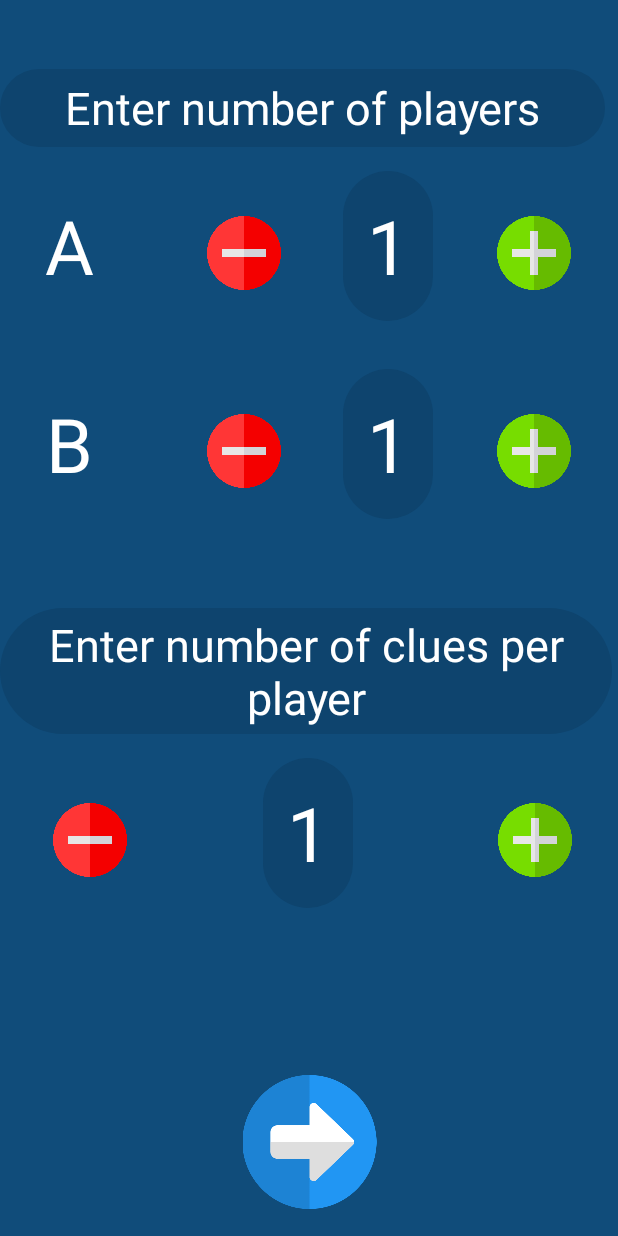
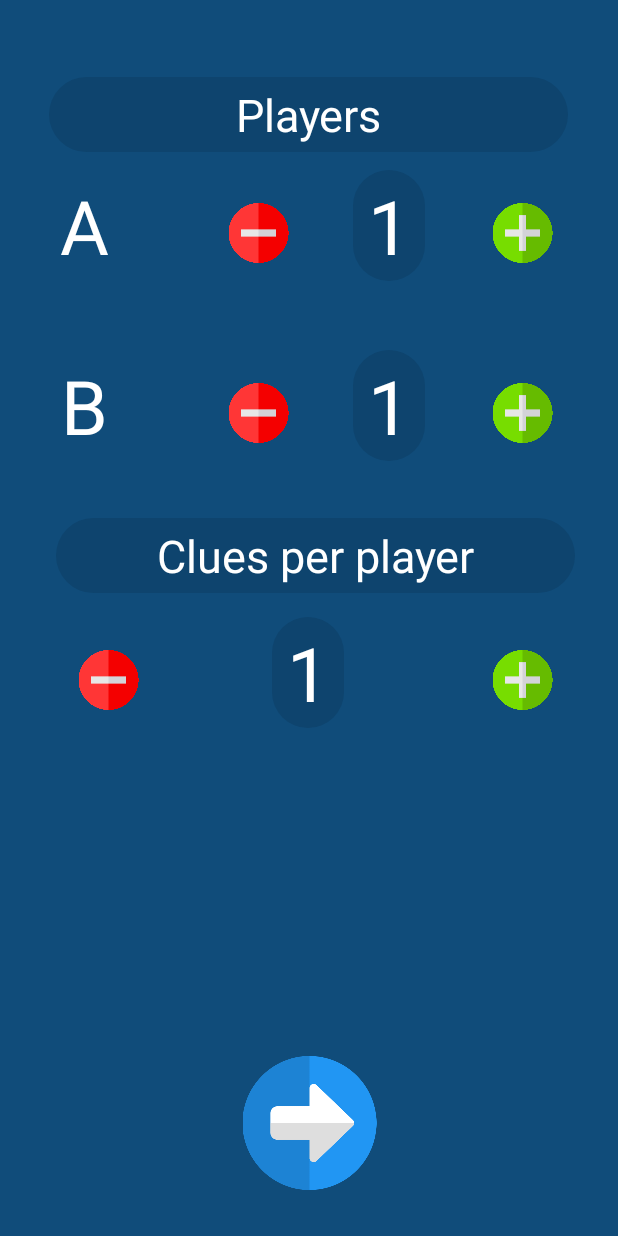
Before and after one commit to wwrzesien/app-activities, an Android app: the screen it shows after launch (MainActivity), after a tap on an icon or button, on a phone screen of 412 x 824 dp. Run offline under Robolectric (Android 15) with nearby library versions, the phone set to English and light mode, and no system bars.

Commit message:
Adjust layouts to ONEPlusX.

```diff
--- a/app/src/main/res/layout/activity_main.xml
+++ b/app/src/main/res/layout/activity_main.xml
@@ -21,8 +21,8 @@
 
     <TextView
         android:id="@+id/title"
-        android:layout_width="346dp"
-        android:layout_height="548dp"
+        android:layout_width="333dp"
+        android:layout_height="413dp"
         android:layout_marginStart="50dp"
         android:layout_marginTop="40dp"
         android:layout_marginEnd="50dp"
@@ -31,7 +31,7 @@
         android:text="ACTI\nVI\nTIES"
         android:textAlignment="center"
         android:textColor="#FFFFFF"
-        android:textSize="140sp"
+        android:textSize="100sp"
         app:layout_constraintEnd_toEndOf="parent"
         app:layout_constraintHorizontal_bias="0.514"
         app:layout_constraintStart_toStartOf="parent"
--- a/app/src/main/res/layout/settings.xml
+++ b/app/src/main/res/layout/settings.xml
@@ -11,27 +11,27 @@
 
     <TextView
         android:id="@+id/settings"
-        android:layout_width="403dp"
-        android:layout_height="52dp"
+        android:layout_width="346dp"
+        android:layout_height="50dp"
         android:background="@drawable/round_corner"
         android:gravity="center"
-        android:text="Enter number of players"
+        android:text="Players"
         android:textAlignment="center"
         android:textAppearance="@style/TextAppearance.AppCompat.Body1"
         android:textColor="#FFFFFF"
         android:textSize="30sp"
         app:layout_constraintBottom_toBottomOf="parent"
         app:layout_constraintEnd_toEndOf="parent"
-        app:layout_constraintHorizontal_bias="0.0"
+        app:layout_constraintHorizontal_bias="0.492"
         app:layout_constraintStart_toStartOf="parent"
         app:layout_constraintTop_toTopOf="parent"
-        app:layout_constraintVertical_bias="0.06" />
+        app:layout_constraintVertical_bias="0.066" />
 
     <TextView
         android:id="@+id/team_one_size"
-        android:layout_width="60dp"
-        android:layout_height="100dp"
-        android:layout_marginTop="16dp"
+        android:layout_width="48dp"
+        android:layout_height="74dp"
+        android:layout_marginTop="12dp"
         android:background="@drawable/round_corner"
         android:gravity="center"
         android:text="1"
@@ -39,35 +39,35 @@
         android:textColor="#FFFFFF"
         android:textSize="50sp"
         app:layout_constraintEnd_toEndOf="parent"
-        app:layout_constraintHorizontal_bias="0.649"
+        app:layout_constraintHorizontal_bias="0.647"
         app:layout_constraintStart_toStartOf="parent"
         app:layout_constraintTop_toBottomOf="@+id/settings" />
 
     <TextView
         android:id="@+id/teamA"
-        android:layout_width="60dp"
-        android:layout_height="100dp"
-        android:layout_marginTop="16dp"
+        android:layout_width="48dp"
+        android:layout_height="74dp"
+        android:layout_marginTop="12dp"
         android:gravity="center"
         android:text="A"
         android:textAlignment="center"
         android:textColor="#FFFFFF"
         android:textSize="50sp"
         app:layout_constraintEnd_toEndOf="parent"
-        app:layout_constraintHorizontal_bias="0.045"
+        app:layout_constraintHorizontal_bias="0.088"
         app:layout_constraintStart_toStartOf="parent"
         app:layout_constraintTop_toBottomOf="@+id/settings" />
 
     <ImageView
         android:id="@+id/team_one_minus"
         style="?android:borderlessButtonStyle"
-        android:layout_width="88dp"
-        android:layout_height="69dp"
+        android:layout_width="71dp"
+        android:layout_height="60dp"
         android:layout_marginStart="10dp"
-        android:layout_marginTop="36dp"
+        android:layout_marginTop="24dp"
         android:onClick="teamSub"
         app:layout_constraintEnd_toStartOf="@+id/team_one_size"
-        app:layout_constraintHorizontal_bias="0.83"
+        app:layout_constraintHorizontal_bias="0.824"
         app:layout_constraintStart_toStartOf="parent"
         app:layout_constraintTop_toBottomOf="@+id/settings"
         app:srcCompat="@drawable/minus" />
@@ -75,22 +75,22 @@
     <ImageView
         android:id="@+id/team_one_plus"
         style="?android:borderlessButtonStyle"
-        android:layout_width="88dp"
-        android:layout_height="69dp"
-        android:layout_marginTop="36dp"
+        android:layout_width="71dp"
+        android:layout_height="60dp"
+        android:layout_marginTop="24dp"
         android:layout_marginEnd="10dp"
         android:onClick="teamAdd"
         app:layout_constraintEnd_toEndOf="parent"
-        app:layout_constraintHorizontal_bias="0.923"
+        app:layout_constraintHorizontal_bias="0.617"
         app:layout_constraintStart_toEndOf="@+id/team_one_size"
         app:layout_constraintTop_toBottomOf="@+id/settings"
         app:srcCompat="@drawable/add" />
 
     <TextView
         android:id="@+id/team_two_size"
-        android:layout_width="60dp"
-        android:layout_height="100dp"
-        android:layout_marginTop="148dp"
+        android:layout_width="48dp"
+        android:layout_height="74dp"
+        android:layout_marginTop="132dp"
         android:background="@drawable/round_corner"
         android:gravity="center"
         android:text="1"
@@ -98,75 +98,75 @@
         android:textColor="#FFFFFF"
         android:textSize="50sp"
         app:layout_constraintEnd_toEndOf="parent"
-        app:layout_constraintHorizontal_bias="0.649"
+        app:layout_constraintHorizontal_bias="0.647"
         app:layout_constraintStart_toStartOf="parent"
         app:layout_constraintTop_toBottomOf="@+id/settings" />
 
     <TextView
         android:id="@+id/teamB"
-        android:layout_width="60dp"
-        android:layout_height="100dp"
-        android:layout_marginTop="148dp"
+        android:layout_width="48dp"
+        android:layout_height="74dp"
+        android:layout_marginTop="132dp"
         android:gravity="center"
         android:text="B"
         android:textAlignment="center"
         android:textColor="#FFFFFF"
         android:textSize="50sp"
         app:layout_constraintEnd_toEndOf="parent"
-        app:layout_constraintHorizontal_bias="0.045"
+        app:layout_constraintHorizontal_bias="0.088"
         app:layout_constraintStart_toStartOf="parent"
         app:layout_constraintTop_toBottomOf="@+id/settings" />
 
     <ImageView
         android:id="@+id/team_two_minus"
         style="?android:borderlessButtonStyle"
-        android:layout_width="88dp"
-        android:layout_height="69dp"
+        android:layout_width="71dp"
+        android:layout_height="60dp"
         android:layout_marginStart="10dp"
-        android:layout_marginTop="168dp"
+        android:layout_marginTop="144dp"
         android:onClick="teamSub"
         app:layout_constraintEnd_toStartOf="@+id/team_one_size"
-        app:layout_constraintHorizontal_bias="0.83"
+        app:layout_constraintHorizontal_bias="0.824"
         app:layout_constraintStart_toStartOf="parent"
         app:layout_constraintTop_toBottomOf="@+id/settings"
         app:srcCompat="@drawable/minus" />
 
     <TextView
         android:id="@+id/round_title"
-        android:layout_width="408dp"
-        android:layout_height="84dp"
+        android:layout_width="346dp"
+        android:layout_height="50dp"
         android:background="@drawable/round_corner"
         android:gravity="center"
-        android:text="Enter number of clues per player"
+        android:text="Clues per player"
         android:textAlignment="center"
         android:textAppearance="@style/TextAppearance.AppCompat.Body1"
         android:textColor="#FFFFFF"
         android:textSize="30sp"
         app:layout_constraintBottom_toBottomOf="parent"
         app:layout_constraintEnd_toEndOf="parent"
-        app:layout_constraintHorizontal_bias="0.0"
+        app:layout_constraintHorizontal_bias="0.569"
         app:layout_constraintStart_toStartOf="parent"
         app:layout_constraintTop_toBottomOf="@+id/team_two_size"
-        app:layout_constraintVertical_bias="0.15" />
+        app:layout_constraintVertical_bias="0.081" />
 
     <ImageView
         android:id="@+id/team_two_plus"
         style="?android:borderlessButtonStyle"
-        android:layout_width="88dp"
-        android:layout_height="69dp"
-        android:layout_marginTop="168dp"
+        android:layout_width="71dp"
+        android:layout_height="60dp"
+        android:layout_marginTop="144dp"
         android:layout_marginEnd="10dp"
         android:onClick="teamAdd"
         app:layout_constraintEnd_toEndOf="parent"
-        app:layout_constraintHorizontal_bias="0.923"
+        app:layout_constraintHorizontal_bias="0.617"
         app:layout_constraintStart_toEndOf="@+id/team_one_size"
         app:layout_constraintTop_toBottomOf="@+id/settings"
         app:srcCompat="@drawable/add" />
 
     <TextView
         android:id="@+id/round"
-        android:layout_width="60dp"
-        android:layout_height="100dp"
+        android:layout_width="48dp"
+        android:layout_height="74dp"
         android:layout_marginTop="16dp"
         android:background="@drawable/round_corner"
         android:gravity="center"
@@ -182,13 +182,13 @@
     <ImageView
         android:id="@+id/round_minus"
         style="?android:borderlessButtonStyle"
-        android:layout_width="88dp"
-        android:layout_height="69dp"
+        android:layout_width="71dp"
+        android:layout_height="60dp"
         android:layout_marginStart="10dp"
-        android:layout_marginTop="36dp"
+        android:layout_marginTop="28dp"
         android:onClick="roundSub"
         app:layout_constraintEnd_toStartOf="@+id/team_one_size"
-        app:layout_constraintHorizontal_bias="0.046"
+        app:layout_constraintHorizontal_bias="0.175"
         app:layout_constraintStart_toStartOf="parent"
         app:layout_constraintTop_toBottomOf="@+id/round_title"
         app:srcCompat="@drawable/minus" />
@@ -196,13 +196,13 @@
     <ImageView
         android:id="@+id/round_plus"
         style="?android:borderlessButtonStyle"
-        android:layout_width="88dp"
-        android:layout_height="69dp"
-        android:layout_marginTop="36dp"
+        android:layout_width="71dp"
+        android:layout_height="60dp"
+        android:layout_marginTop="28dp"
         android:layout_marginEnd="10dp"
         android:onClick="roundAdd"
         app:layout_constraintEnd_toEndOf="parent"
-        app:layout_constraintHorizontal_bias="0.96"
+        app:layout_constraintHorizontal_bias="0.617"
         app:layout_constraintStart_toEndOf="@+id/team_one_size"
         app:layout_constraintTop_toBottomOf="@+id/round_title"
         app:srcCompat="@drawable/add" />
```
Also changed, not shown: app/src/main/res/layout/activity_game2.xml (+31 -35 lines), app/src/main/res/layout/display_game1.xml (+30 -31 lines).
